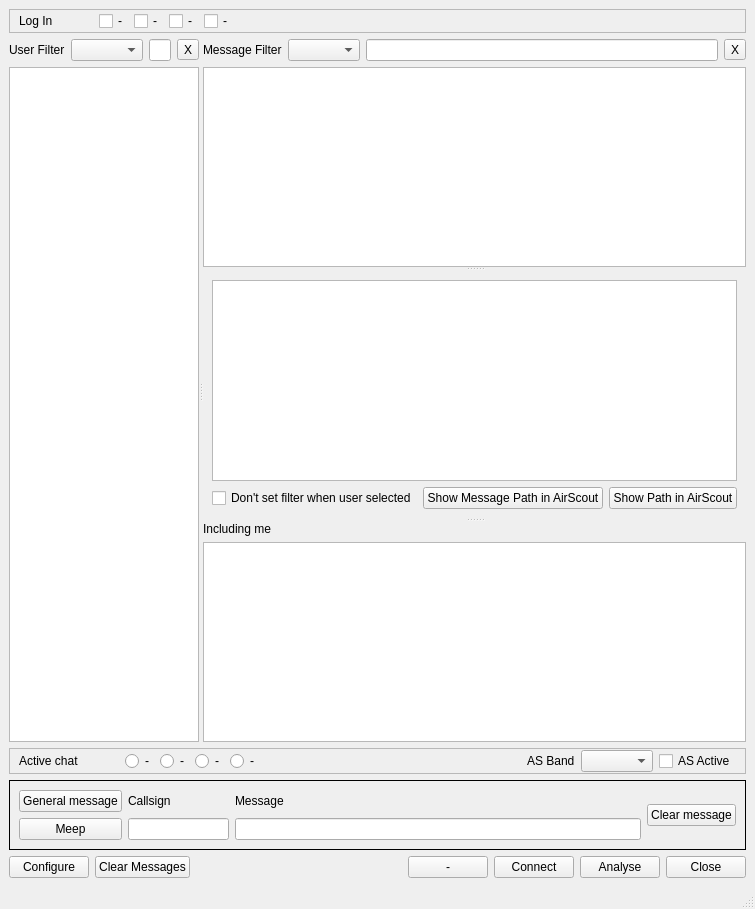
Above: mqt/MqtKSTClient/kstmainwindow.ui from Rsclub22/Minos2-Mirror before the change. Below: the same form after it.
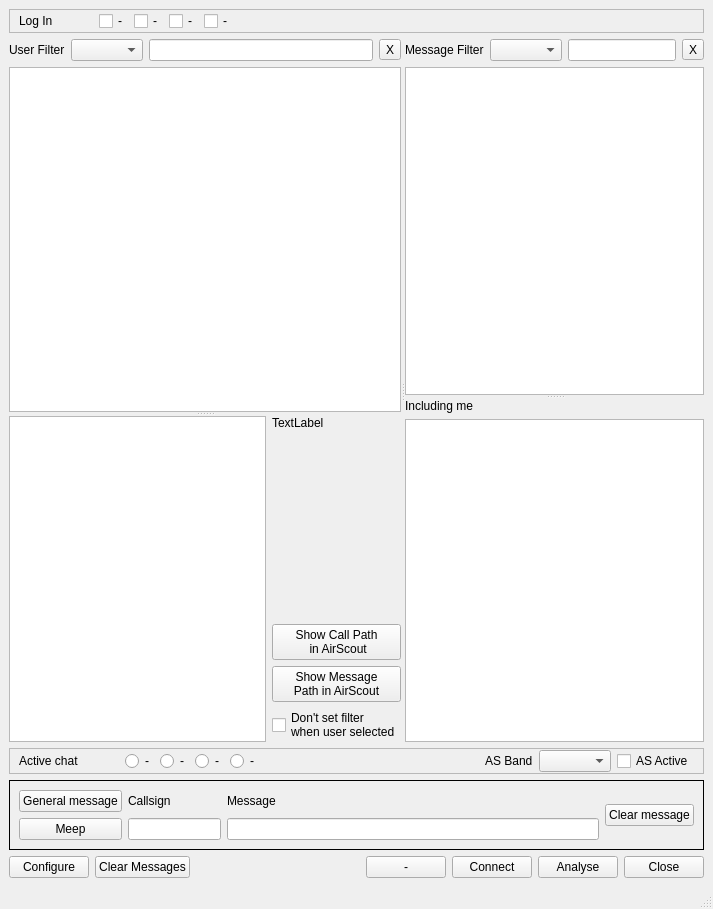
That is the form after the change. Custom widgets are drawn as their Qt base class.

Commit message: Rearrange where planes show

What changed in the file:
```diff
--- a/mqt/MqtKSTClient/kstmainwindow.ui
+++ b/mqt/MqtKSTClient/kstmainwindow.ui
@@ -111,6 +111,10 @@
       <property name="orientation">
        <enum>Qt::Horizontal</enum>
       </property>
+      <widget class="MinosSplitter" name="callSplitter">
+       <property name="orientation">
+        <enum>Qt::Vertical</enum>
+       </property>
       <widget class="QWidget" name="layoutWidget1">
        <layout class="QVBoxLayout" name="verticalLayout">
         <item>
@@ -169,6 +173,74 @@
         </item>
        </layout>
       </widget>
+       <widget class="QFrame" name="planesFrame">
+        <layout class="QHBoxLayout" name="horizontalLayout_8" stretch="3,1">
+         <property name="leftMargin">
+          <number>0</number>
+         </property>
+         <property name="topMargin">
+          <number>0</number>
+         </property>
+         <property name="rightMargin">
+          <number>0</number>
+         </property>
+         <property name="bottomMargin">
+          <number>0</number>
+         </property>
+         <item>
+          <widget class="QTableView" name="planesView"/>
+         </item>
+         <item>
+          <layout class="QVBoxLayout" name="verticalLayout_7">
+           <item>
+            <widget class="QLabel" name="planeslabel">
+             <property name="text">
+              <string>TextLabel</string>
+             </property>
+            </widget>
+           </item>
+           <item>
+            <spacer name="verticalSpacer">
+             <property name="orientation">
+              <enum>Qt::Vertical</enum>
+             </property>
+             <property name="sizeHint" stdset="0">
+              <size>
+               <width>20</width>
+               <height>40</height>
+              </size>
+             </property>
+            </spacer>
+           </item>
+           <item>
+            <widget class="QPushButton" name="showInAS">
+             <property name="text">
+              <string>Show Call Path
+ in AirScout</string>
+             </property>
+            </widget>
+           </item>
+           <item>
+            <widget class="QPushButton" name="showMPath">
+             <property name="text">
+              <string>Show Message 
+Path in AirScout</string>
+             </property>
+            </widget>
+           </item>
+           <item>
+            <widget class="QCheckBox" name="noSetCallcb">
+             <property name="text">
+              <string>Don't set filter
+when user selected</string>
+             </property>
+            </widget>
+           </item>
+          </layout>
+         </item>
+        </layout>
+       </widget>
+      </widget>
       <widget class="MinosSplitter" name="msgSplitter">
        <property name="orientation">
         <enum>Qt::Vertical</enum>
@@ -225,51 +297,6 @@
          </item>
         </layout>
        </widget>
-       <widget class="QFrame" name="planesFrame">
-        <layout class="QVBoxLayout" name="verticalLayout_7">
-         <item>
-          <widget class="QTextEdit" name="planesText"/>
-         </item>
-         <item>
-          <layout class="QHBoxLayout" name="horizontalLayout_5">
-           <item>
-            <widget class="QCheckBox" name="noSetCallcb">
-             <property name="text">
-              <string>Don't set filter when user selected</string>
-             </property>
-            </widget>
-           </item>
-           <item>
-            <spacer name="horizontalSpacer_3">
-             <property name="orientation">
-              <enum>Qt::Horizontal</enum>
-             </property>
-             <property name="sizeHint" stdset="0">
-              <size>
-               <width>40</width>
-               <height>20</height>
-              </size>
-             </property>
-            </spacer>
-           </item>
-           <item>
-            <widget class="QPushButton" name="showMPath">
-             <property name="text">
-              <string>Show Message Path in AirScout</string>
-             </property>
-            </widget>
-           </item>
-           <item>
-            <widget class="QPushButton" name="showInAS">
-             <property name="text">
-              <string>Show Path in AirScout</string>
-             </property>
-            </widget>
-           </item>
-          </layout>
-         </item>
-        </layout>
-       </widget>
        <widget class="QWidget" name="layoutWidget3">
         <layout class="QVBoxLayout" name="verticalLayout_4">
          <item>
```
Lines whose indentation alone changed are shown as unchanged. The commit also changes 8 other files.
